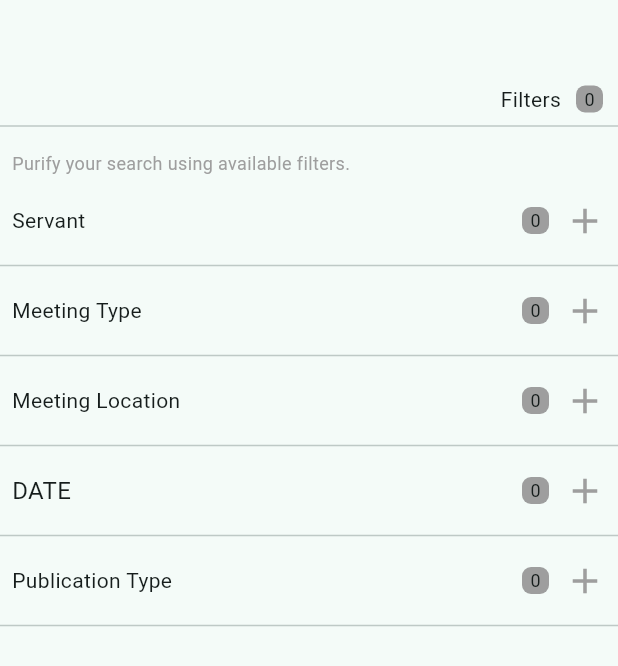
After one commit to toluene5019/test_widgets, a Flutter app: the screen it shows after launch, on a phone screen of 412 x 824 dp. The commit adds this screen. Shown: the top 666 px of the screen. Run offline on Flutter 3.47's test engine with Material 3 defaults, Android fonts, the phone set to English and light mode, and no system bars; our stand-ins replace flutter_svg, share_plus.

Commit message:
filters page

```diff
--- a/lib/main.dart
+++ b/lib/main.dart
@@ -1,6 +1,7 @@
 import 'package:flutter/material.dart';
 import 'package:test_widgets/pages/book_info_page.dart';
 import 'package:test_widgets/pages/chapter_page.dart';
+import 'package:test_widgets/pages/filters_page.dart';
 import 'package:test_widgets/pages/ministry_page.dart';
 import 'package:test_widgets/pages/notes_page.dart';
 import 'package:test_widgets/widgets_page.dart';
@@ -20,7 +21,7 @@ class MyApp extends StatelessWidget {
         colorScheme: ColorScheme.fromSeed(seedColor: Colors.teal),
         useMaterial3: true,
       ),
-      home: BookInfoPage(),
+      home: const FiltersPage(),
     );
   }
 }
--- /dev/null
+++ b/lib/pages/filters_page.dart
@@ -0,0 +1,87 @@
+import 'package:flutter/material.dart';
+import 'package:test_widgets/widgets/filters_widgets/filter_checkbox_item.dart';
+import 'package:test_widgets/widgets/filters_widgets/filter_date_item.dart';
+import 'package:test_widgets/widgets/filters_widgets/filter_location_item.dart';
+import 'package:test_widgets/widgets/filters_widgets/search_filters_item_count.dart';
+
+class FiltersPage extends StatefulWidget {
+  const FiltersPage({super.key});
+
+  @override
+  FiltersPageState createState() => FiltersPageState();
+}
+
+class FiltersPageState extends State<FiltersPage> {
+  @override
+  Widget build(BuildContext context) {
+    return Scaffold(
+      appBar: AppBar(),
+      body: const SingleChildScrollView(
+        child: SafeArea(
+          child: Column(
+            crossAxisAlignment: CrossAxisAlignment.start,
+            children: [
+              Row(
+                mainAxisAlignment: MainAxisAlignment.end,
+                children: [
+                  Text('Filters'),
+                  SearchFiltersItemCount(
+                    isForAppbar: true,
+                    itemCount: 0,
+                  ),
+                ],
+              ),
+              Divider(),
+              Padding(
+                padding: EdgeInsets.all(8.0),
+                child: Text(
+                  'Purify your search using available filters.',
+                  style: TextStyle(color: Colors.grey, fontSize: 12),
+                  textAlign: TextAlign.left,
+                ),
+              ),
+              FilterCheckboxItem(
+                title: 'Servant',
+                checkboxes: [
+                  'S.O. Meone',
+                  'J.A. Smith',
+                  'K.E Richards',
+                  'S.E. Samuels',
+                  'I.K. Harwood',
+                  'F.R. Jones',
+                ],
+              ),
+              Divider(),
+              FilterCheckboxItem(
+                title: 'Meeting Type',
+                checkboxes: [
+                  'Word',
+                  'Reading',
+                  'Adress',
+                  'Gospel',
+                ],
+              ),
+              Divider(),
+              FilterLocationItem(),
+              Divider(),
+              FilterDateItem(),
+              Divider(),
+              FilterCheckboxItem(
+                title: 'Publication Type',
+                checkboxes: [
+                  'White Book',
+                  'Hemn Book',
+                  'Volume',
+                  'Bible',
+                  'Tract',
+                  'Latters',
+                ],
+              ),
+              Divider(),
+            ],
+          ),
+        ),
+      ),
+    );
+  }
+}
--- /dev/null
+++ b/lib/widgets/filters_widgets/filter_checkbox_item.dart
@@ -0,0 +1,112 @@
+import 'package:flutter/material.dart';
+import 'package:test_widgets/widgets/filters_widgets/search_filters_item_count.dart';
+
+class FilterCheckboxItem extends StatefulWidget {
+  final String title;
+  final List<String> checkboxes;
+
+  const FilterCheckboxItem({
+    super.key,
+    required this.title,
+    required this.checkboxes,
+  });
+
+  @override
+  FilterCheckboxItemState createState() => FilterCheckboxItemState();
+}
+
+class FilterCheckboxItemState extends State<FilterCheckboxItem> {
+  late List<bool> _checkboxValues;
+  bool _isExpanded = false;
+
+  @override
+  void initState() {
+    super.initState();
+    _checkboxValues = List.generate(widget.checkboxes.length, (_) => false);
+  }
+
+  int get _checkedCount {
+    return _checkboxValues.where((value) => value).length;
+  }
+
+  @override
+  Widget build(BuildContext context) {
+    return Column(
+      crossAxisAlignment: CrossAxisAlignment.start,
+      children: [
+        GestureDetector(
+          onTap: () {
+            setState(() {
+              _isExpanded = !_isExpanded;
+            });
+          },
+          child: Container(
+            padding: const EdgeInsets.all(8.0),
+            child: Row(
+              mainAxisAlignment: MainAxisAlignment.spaceBetween,
+              children: [
+                Text(
+                  widget.title,
+                  style: const TextStyle(fontSize: 14),
+                ),
+                Row(
+                  children: [
+                    SearchFiltersItemCount(
+                      isForAppbar: true,
+                      itemCount: _checkedCount,
+                    ),
+                    Icon(
+                      _isExpanded ? Icons.clear_outlined : Icons.add,
+                      color: Colors.grey,
+                      size: 28,
+                    ),
+                  ],
+                ),
+              ],
+            ),
+          ),
+        ),
+        Visibility(
+          visible: _isExpanded,
+          child: Wrap(
+            spacing: 8.0,
+            runSpacing: 8.0,
+            children: widget.checkboxes.asMap().entries.map((entry) {
+              int index = entry.key;
+              String checkboxTitle = entry.value;
+
+              return SizedBox(
+                width: MediaQuery.of(context).size.width / 2 - 24,
+                child: Row(
+                  mainAxisAlignment: MainAxisAlignment.start,
+                  children: [
+                    Transform.scale(
+                      scale: 0.8,
+                      child: Checkbox(
+                        value: _checkboxValues[index],
+                        onChanged: (bool? value) {
+                          setState(() {
+                            _checkboxValues[index] = value ?? false;
+                          });
+                        },
+                        activeColor: Colors.blue,
+                        side: const BorderSide(color: Colors.grey),
+                      ),
+                    ),
+                    Flexible(
+                      child: Text(
+                        checkboxTitle,
+                        maxLines: 1,
+                        overflow: TextOverflow.ellipsis,
+                      ),
+                    ),
+                  ],
+                ),
+              );
+            }).toList(),
+          ),
+        ),
+      ],
+    );
+  }
+}
--- /dev/null
+++ b/lib/widgets/filters_widgets/filter_date_item.dart
@@ -0,0 +1,149 @@
+import 'package:flutter/material.dart';
+import 'package:test_widgets/widgets/filters_widgets/search_filters_item_count.dart';
+
+class FilterDateItem extends StatefulWidget {
+  const FilterDateItem({
+    super.key,
+  });
+
+  @override
+  FilterDateItemState createState() => FilterDateItemState();
+}
+
+class FilterDateItemState extends State<FilterDateItem> {
+  bool _isExpanded = false;
+  DateTime? _startDate;
+  DateTime? _endDate;
+
+  Future<void> _selectDate(BuildContext context, bool isStartDate) async {
+    final DateTime? picked = await showDatePicker(
+      context: context,
+      initialDate: isStartDate
+          ? (_startDate ?? DateTime.now())
+          : (_endDate ?? DateTime.now()),
+      firstDate: DateTime(2000),
+      lastDate: DateTime(2101),
+    );
+    if (picked != null && picked != (_startDate ?? _endDate)) {
+      setState(() {
+        if (isStartDate) {
+          _startDate = picked;
+        } else {
+          _endDate = picked;
+        }
+      });
+    }
+  }
+
+  int get _itemCount => (_startDate != null || _endDate != null) ? 1 : 0;
+
+  @override
+  Widget build(BuildContext context) {
+    return Column(
+      crossAxisAlignment: CrossAxisAlignment.start,
+      children: [
+        GestureDetector(
+          onTap: () {
+            setState(() {
+              _isExpanded = !_isExpanded;
+            });
+          },
+          child: Container(
+            padding: const EdgeInsets.all(8.0),
+            child: Row(
+              mainAxisAlignment: MainAxisAlignment.spaceBetween,
+              children: [
+                const Text(
+                  'DATE',
+                  style: TextStyle(fontSize: 16),
+                ),
+                Row(
+                  children: [
+                    SearchFiltersItemCount(
+                      isForAppbar: true,
+                      itemCount: _itemCount,
+                    ),
+                    Icon(
+                      _isExpanded ? Icons.clear_outlined : Icons.add,
+                      color: Colors.grey,
+                      size: 28,
+                    ),
+                  ],
+                ),
+              ],
+            ),
+          ),
+        ),
+        Visibility(
+          visible: _isExpanded,
+          child: Padding(
+            padding: const EdgeInsets.symmetric(horizontal: 8.0),
+            child: Row(
+              mainAxisAlignment: MainAxisAlignment.spaceBetween,
+              children: [
+                Expanded(
+                  child: GestureDetector(
+                    onTap: () =>
+                        _selectDate(context, true), // Select start date
+                    child: Container(
+                      padding: const EdgeInsets.all(8.0),
+                      decoration: BoxDecoration(
+                        border: Border.all(color: Colors.grey),
+                        borderRadius: BorderRadius.circular(4.0),
+                      ),
+                      child: Row(
+                        mainAxisAlignment: MainAxisAlignment.spaceBetween,
+                        children: [
+                          Text(
+                            _startDate != null
+                                ? _startDate!.toLocal().toString().split(' ')[0]
+                                : 'Start Date',
+                            style: const TextStyle(color: Colors.black54),
+                          ),
+                          const Icon(
+                            Icons.calendar_today,
+                            color: Colors.grey,
+                            size: 18,
+                          ),
+                        ],
+                      ),
+                    ),
+                  ),
+                ),
+                const SizedBox(width: 16),
+                Expanded(
+                  child: GestureDetector(
+                    onTap: () => _selectDate(context, false), // Select end date
+                    child: Container(
+                      padding: const EdgeInsets.all(8.0),
+                      decoration: BoxDecoration(
+                        border: Border.all(color: Colors.grey),
+                        borderRadius: BorderRadius.circular(4.0),
+                      ),
+                      child: Row(
+                        mainAxisAlignment: MainAxisAlignment.spaceBetween,
+                        children: [
+                          Text(
+                            _endDate != null
+                                ? _endDate!.toLocal().toString().split(' ')[0]
+                                : 'End Date',
+                            style: const TextStyle(color: Colors.black54),
+                          ),
+                          const Icon(
+                            Icons.calendar_today,
+                            color: Colors.grey,
+                            size: 18,
+                          ),
+                        ],
+                      ),
+                    ),
+                  ),
+                ),
+              ],
+            ),
+          ),
+        ),
+      ],
+    );
+  }
+}
--- /dev/null
+++ b/lib/widgets/filters_widgets/filter_location_item.dart
@@ -0,0 +1,100 @@
+import 'package:flutter/material.dart';
+import 'package:test_widgets/widgets/filters_widgets/search_filters_item_count.dart';
+
+class FilterLocationItem extends StatefulWidget {
+  const FilterLocationItem({
+    super.key,
+  });
+
+  @override
+  FilterLocationItemState createState() => FilterLocationItemState();
+}
+
+class FilterLocationItemState extends State<FilterLocationItem> {
+  bool _isExpanded = false;
+  final TextEditingController _controller = TextEditingController();
+
+  int get _itemCount => _controller.text.isNotEmpty ? 1 : 0;
+
+  @override
+  void initState() {
+    super.initState();
+    _controller.addListener(() {
+      setState(() {});
+    });
+  }
+
+  @override
+  void dispose() {
+    _controller.dispose();
+    super.dispose();
+  }
+
+  @override
+  Widget build(BuildContext context) {
+    return Column(
+      crossAxisAlignment: CrossAxisAlignment.start,
+      children: [
+        GestureDetector(
+          onTap: () {
+            setState(() {
+              _isExpanded = !_isExpanded;
+            });
+          },
+          child: Container(
+            padding: const EdgeInsets.all(8),
+            child: Row(
+              mainAxisAlignment: MainAxisAlignment.spaceBetween,
+              children: [
+                const Text(
+                  'Meeting Location',
+                  style: TextStyle(fontSize: 14),
+                ),
+                Row(
+                  children: [
+                    SearchFiltersItemCount(
+                      isForAppbar: true,
+                      itemCount: _itemCount,
+                    ),
+                    Icon(
+                      _isExpanded ? Icons.clear_outlined : Icons.add,
+                      color: Colors.grey,
+                      size: 28,
+                    ),
+                  ],
+                ),
+              ],
+            ),
+          ),
+        ),
+        Visibility(
+          visible: _isExpanded,
+          child: Padding(
+            padding: const EdgeInsets.symmetric(horizontal: 8.0),
+            child: TextField(
+              controller: _controller,
+              decoration: InputDecoration(
+                border: OutlineInputBorder(
+                  borderRadius: BorderRadius.circular(10),
+                  borderSide: const BorderSide(color: Colors.grey),
+                ),
+                enabledBorder: OutlineInputBorder(
+                  borderRadius: BorderRadius.circular(10),
+                  borderSide: const BorderSide(color: Colors.grey),
+                ),
+                focusedBorder: OutlineInputBorder(
+                  borderRadius: BorderRadius.circular(10),
+                  borderSide: const BorderSide(color: Colors.grey),
+                ),
+                labelText: 'e.g. region, country, location',
+                labelStyle: const TextStyle(
+                  color: Colors.grey,
+                ),
+              ),
+            ),
+          ),
+        ),
+      ],
+    );
+  }
+}
--- /dev/null
+++ b/lib/widgets/filters_widgets/search_filters_item_count.dart
@@ -0,0 +1,36 @@
+import 'package:flutter/material.dart';
+// import 'package:google_fonts/google_fonts.dart';
+
+// import 'package:indago/constants/app_colors.dart';
+// import 'package:indago/constants/text_styles.dart';
+
+class SearchFiltersItemCount extends StatelessWidget {
+  final int itemCount;
+  final bool isForAppbar;
+  const SearchFiltersItemCount(
+      {super.key, required this.itemCount, required this.isForAppbar});
+
+  @override
+  Widget build(BuildContext context) {
+    return Container(
+      decoration: BoxDecoration(
+        color: itemCount == 0
+            ? Colors.grey
+            : isForAppbar
+                ? Colors.teal
+                : Colors.blue,
+        borderRadius: BorderRadius.circular(6.0),
+      ),
+      margin: const EdgeInsets.symmetric(horizontal: 10),
+      height: 18,
+      width: 18,
+      //color: AppColors.lightGrey,
+      child: Center(
+        child: Text(
+          itemCount.toString(),
+          style: const TextStyle(fontSize: 12),
+        ),
+      ),
+    );
+  }
+}
```
